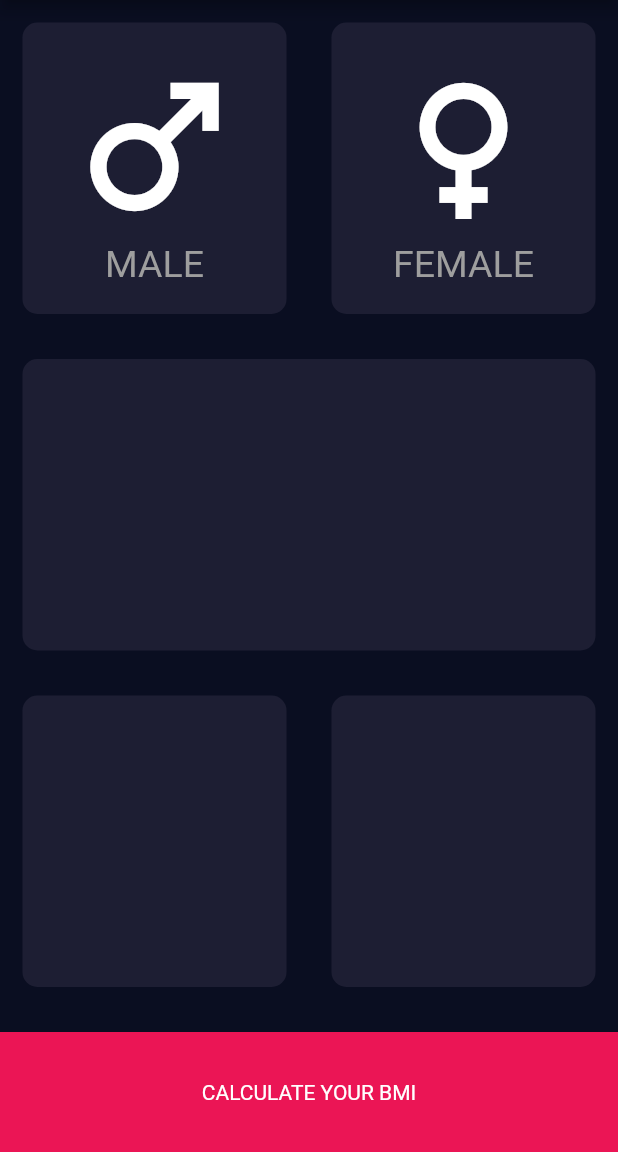
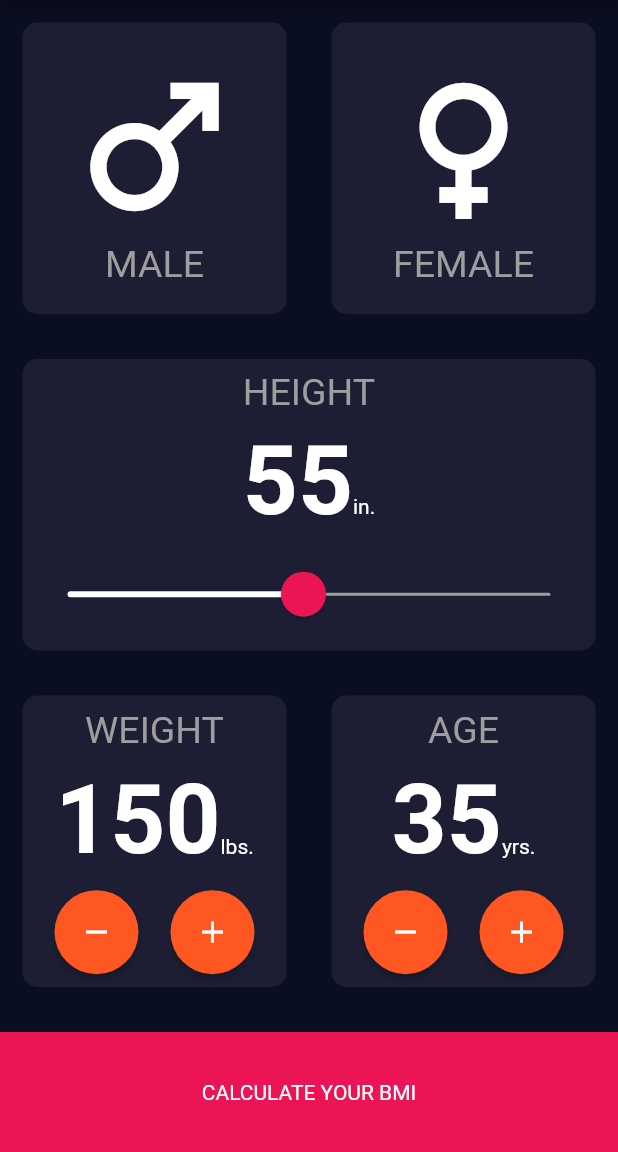
Before and after one commit to rodneyxr/learnflutter, a Flutter app: the screen it shows after launch, on a phone screen of 412 x 824 dp, the part 84-1236 px from its top. Run offline on Flutter 3.47's test engine with Material 2 defaults, Android fonts, the phone set to English and light mode, and no system bars; our stand-ins replace just_audio; missing offline and left inert: audio_session, just_audio_web.

Commit message:
Add CounterWidget and SimpleCircleButton

```diff
--- /dev/null
+++ b/bmicalc/lib/constants.dart
@@ -0,0 +1,16 @@
+import 'package:flutter/material.dart';
+
+const Color kLightCardColor = Color(0xFF1D1E33);
+const Color kBottomButtonColor = Color(0xFFEB1555);
+const Color kSelectedCardColor = Colors.blueGrey;
+const double kBottomButtonHeight = 80.0;
+
+const kLabelTextStyle = TextStyle(
+  fontSize: 25,
+  color: Colors.grey,
+);
+
+const kBoldLabelTextStyle = TextStyle(
+  fontWeight: FontWeight.bold,
+  fontSize: 64,
+);
--- a/bmicalc/lib/icon_content.dart
+++ b/bmicalc/lib/icon_content.dart
@@ -1,3 +1,4 @@
+import 'package:bmicalc/constants.dart';
 import 'package:flutter/material.dart';
 
 class IconContent extends StatelessWidget {
@@ -21,10 +22,7 @@ class IconContent extends StatelessWidget {
         ),
         Text(
           title ?? '',
-          style: TextStyle(
-            fontSize: 25,
-            color: Colors.grey[500],
-          ),
+          style: kLabelTextStyle,
         ),
       ],
     );
--- a/bmicalc/lib/input_page.dart
+++ b/bmicalc/lib/input_page.dart
@@ -1,12 +1,8 @@
+import 'package:bmicalc/constants.dart';
 import 'package:flutter/material.dart';
 
 import 'icon_content.dart';
 import 'reusable_card.dart';
-
-const Color lightCardColor = Color(0xFF1D1E33);
-const Color bottomButtonColor = Color(0xFFEB1555);
-const Color selectCardColor = Colors.blueGrey;
-const double bottomButtonHeight = 80.0;
 
 enum Gender {
   male,
@@ -22,6 +18,9 @@ class InputPage extends StatefulWidget {
 
 class _InputPageState extends State<InputPage> {
   Gender? selectedGender;
+  int userHeight = 55;
+  int userWeight = 150;
+  int userAge = 35;
 
   @override
   Widget build(BuildContext context) {
@@ -43,9 +42,9 @@ class _InputPageState extends State<InputPage> {
                     },
                     child: ReusableCard(
                       color: selectedGender == Gender.male
-                          ? selectCardColor
-                          : lightCardColor,
-                      child: IconContent(
+                          ? kSelectedCardColor
+                          : kLightCardColor,
+                      child: const IconContent(
                         icon: Icons.male,
                         title: 'MALE',
                       ),
@@ -61,9 +60,9 @@ class _InputPageState extends State<InputPage> {
                     },
                     child: ReusableCard(
                         color: selectedGender == Gender.female
-                            ? selectCardColor
-                            : lightCardColor,
-                        child: IconContent(
+                            ? kSelectedCardColor
+                            : kLightCardColor,
+                        child: const IconContent(
                           icon: Icons.female,
                           title: 'FEMALE',
                         )),
@@ -74,10 +73,52 @@ class _InputPageState extends State<InputPage> {
           ),
           Expanded(
             child: Row(
-              children: const [
+              children: [
                 Expanded(
                   child: ReusableCard(
-                    color: lightCardColor,
+                    color: kLightCardColor,
+                    child: Column(
+                      mainAxisAlignment: MainAxisAlignment.spaceEvenly,
+                      children: [
+                        const Text('HEIGHT', style: kLabelTextStyle),
+                        Row(
+                          mainAxisAlignment: MainAxisAlignment.center,
+                          crossAxisAlignment: CrossAxisAlignment.baseline,
+                          textBaseline: TextBaseline.alphabetic,
+                          children: [
+                            Text(
+                              '$userHeight',
+                              style: kBoldLabelTextStyle,
+                            ),
+                            const Text('in.'),
+                          ],
+                        ),
+                        SliderTheme(
+                          data: SliderTheme.of(context).copyWith(
+                            trackHeight: 2,
+                            trackShape: const RoundedRectSliderTrackShape(),
+                            activeTrackColor: Colors.white,
+                            inactiveTrackColor: Colors.grey,
+                            overlayColor: kBottomButtonColor.withAlpha(50),
+                            overlayShape: const RoundSliderOverlayShape(
+                              overlayRadius: 30,
+                            ),
+                            thumbColor: kBottomButtonColor,
+                            thumbShape: const RoundSliderThumbShape(
+                              enabledThumbRadius: 15,
+                            ),
+                          ),
+                          child: Slider(
+                            min: 12,
+                            max: 100,
+                            value: userHeight.toDouble(),
+                            onChanged: (value) => setState(
+                              () => userHeight = value.round(),
+                            ),
+                          ),
+                        ),
+                      ],
+                    ),
                   ),
                 ),
               ],
@@ -85,25 +126,40 @@ class _InputPageState extends State<InputPage> {
           ),
           Expanded(
             child: Row(
-              children: const [
+              children: [
                 Expanded(
                   child: ReusableCard(
-                    color: lightCardColor,
+                    color: kLightCardColor,
+                    child: CounterWidget(
+                      label: 'WEIGHT',
+                      value: userWeight,
+                      units: 'lbs.',
+                      valueChanged: (value) =>
+                          setState(() => {userWeight = value}),
+                    ),
                   ),
                 ),
                 Expanded(
                   child: ReusableCard(
-                    color: lightCardColor,
+                    color: kLightCardColor,
+                    child: CounterWidget(
+                      label: 'AGE',
+                      value: userAge,
+                      units: 'yrs.',
+                      valueChanged: (value) => setState(
+                        () => {userAge = value},
+                      ),
+                    ),
                   ),
                 ),
               ],
             ),
           ),
           Container(
-            color: bottomButtonColor,
+            color: kBottomButtonColor,
             margin: const EdgeInsets.only(top: 15.0),
             width: double.infinity,
-            height: bottomButtonHeight,
+            height: kBottomButtonHeight,
             child: const Center(
               child: Text('CALCULATE YOUR BMI'),
             ),
@@ -113,3 +169,91 @@ class _InputPageState extends State<InputPage> {
     );
   }
 }
+
+class CounterWidget extends StatefulWidget {
+  String? label;
+  String? units;
+  int value;
+  Function(int)? valueChanged;
+
+  CounterWidget(
+      {Key? key,
+      this.label,
+      this.units,
+      required this.value,
+      this.valueChanged})
+      : super(key: key);
+
+  @override
+  State<CounterWidget> createState() => _CounterWidgetState();
+}
+
+class _CounterWidgetState extends State<CounterWidget> {
+  @override
+  Widget build(BuildContext context) {
+    return Column(
+      mainAxisAlignment: MainAxisAlignment.spaceEvenly,
+      children: [
+        if (widget.label != null) Text(widget.label!, style: kLabelTextStyle),
+        Row(
+          mainAxisAlignment: MainAxisAlignment.center,
+          crossAxisAlignment: CrossAxisAlignment.baseline,
+          textBaseline: TextBaseline.alphabetic,
+          children: [
+            Text(
+              '${widget.value}',
+              style: kBoldLabelTextStyle,
+            ),
+            if (widget.units != null) Text(widget.units!)
+          ],
+        ),
+        Row(
+          mainAxisAlignment: MainAxisAlignment.spaceEvenly,
+          children: [
+            SimpleCircleButton(
+              onPressed: () => {
+                if (widget.valueChanged != null)
+                  widget.valueChanged!(widget.value - 1)
+              },
+              icon: Icons.remove,
+            ),
+            SimpleCircleButton(
+              onPressed: () => {
+                if (widget.valueChanged != null)
+                  widget.valueChanged!(widget.value + 1)
+              },
+              icon: Icons.add,
+            ),
+          ],
+        ),
+      ],
+    );
+  }
+}
+
+class SimpleCircleButton extends StatelessWidget {
+  final Function()? onPressed;
+  final IconData? icon;
+
+  const SimpleCircleButton(
+      {Key? key, required this.onPressed, required this.icon})
+      : super(key: key);
+
+  @override
+  Widget build(BuildContext context) {
+    return RawMaterialButton(
+      constraints: const BoxConstraints.tightFor(
+        width: 56,
+        height: 56,
+      ),
+      shape: const CircleBorder(),
+      fillColor: Colors.deepOrange,
+      hoverColor: Colors.deepOrangeAccent,
+      onPressed: onPressed,
+      child: Icon(
+        icon,
+        color: Colors.white,
+      ),
+    );
+  }
+}
```
